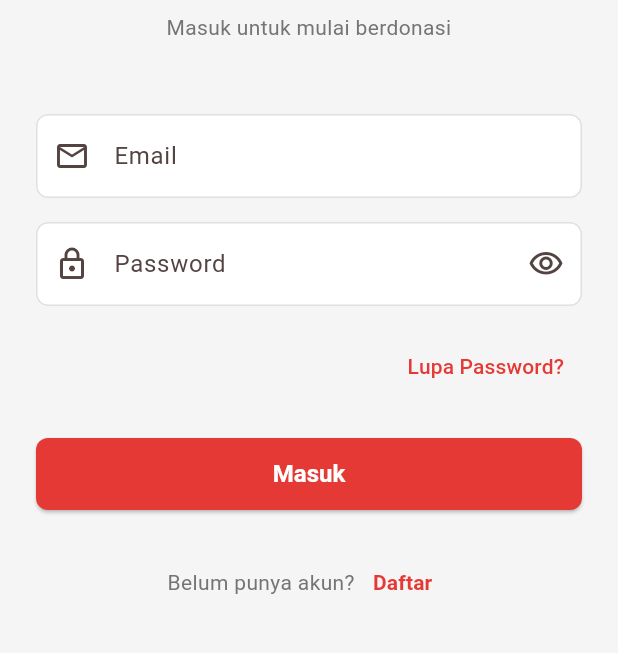
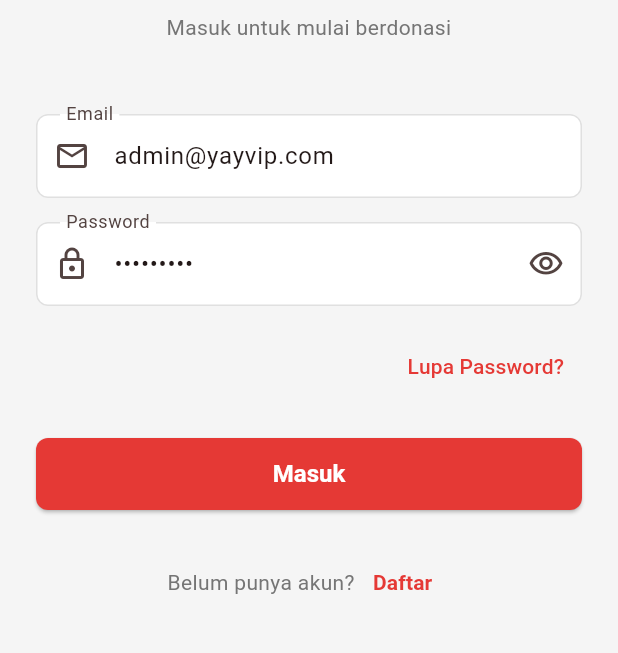
Before and after one commit to erickmo/yayvip-donatur-app, a Flutter app: the screen it shows after launch, on a phone screen of 412 x 824 dp, the part 291-944 px from its top. Run offline on Flutter 3.47's test engine with Material 3 defaults, Android fonts, the phone set to English and light mode, and no system bars; our stand-ins replace connectivity_plus, dartz, dio, equatable, flutter_secure_storage, get_it and 4 more.

Commit message:
docs: update PRD with new screens, navigation flow, and demo account
Co-Authored-By: Claude Opus 4.6 (1M context) <noreply@anthropic.com>

```diff
--- a/lib/features/auth/presentation/pages/login_page.dart
+++ b/lib/features/auth/presentation/pages/login_page.dart
@@ -15,8 +15,8 @@ class LoginPage extends StatefulWidget {
 
 class _LoginPageState extends State<LoginPage> {
   final _formKey = GlobalKey<FormState>();
-  final _emailController = TextEditingController();
-  final _passwordController = TextEditingController();
+  final _emailController = TextEditingController(text: 'admin@yayvip.com');
+  final _passwordController = TextEditingController(text: 'yayvip123');
   bool _obscurePassword = true;
 
   @override
```
Also changed, not shown: 1 other file.
